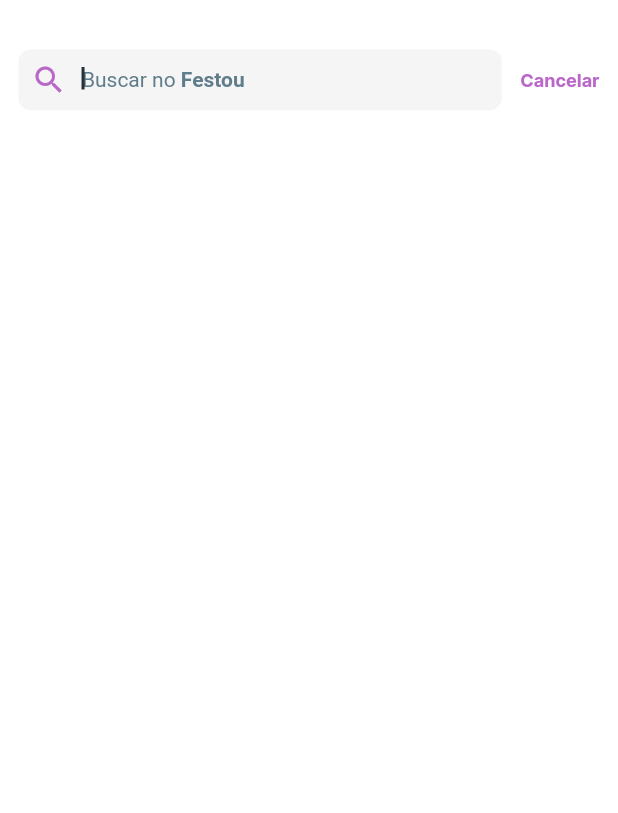
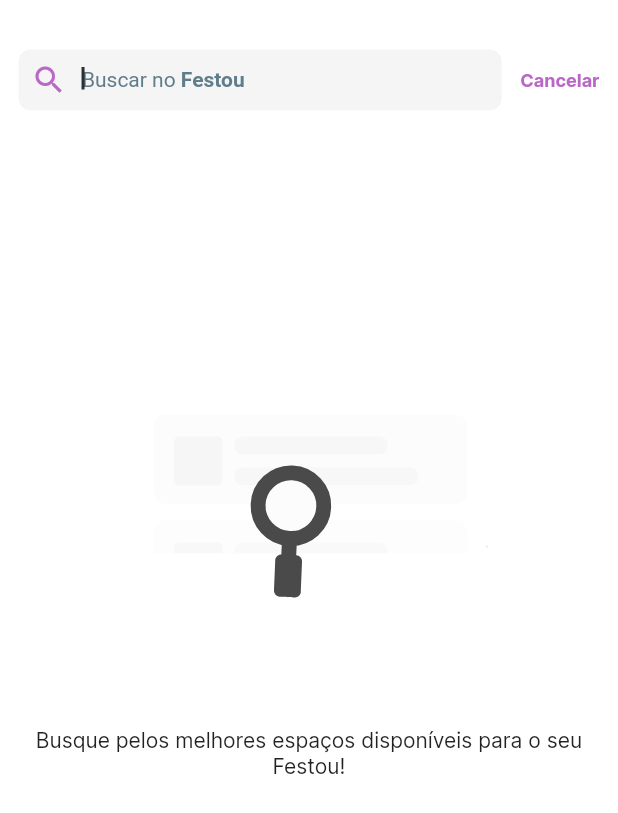
Before and after one commit to rodrigoaugusto99/git_flutter_festou, a Flutter app: the SearchPage screen opened by its route, on a phone screen of 412 x 824 dp. Shown: the top 813 px of the screen. Run offline on Flutter 3.47's test engine with Material 2 defaults, Android fonts, the phone set to English and light mode, and no system bars; our stand-ins replace animate_do, cloud_firestore, firebase_auth, firebase_core, flutter_riverpod, geocoding and 5 more; missing offline and left inert: search_cep, validatorless; accounts and stored records are empty; generated files the repository leaves out were written again.

Commit message:
FESTOU-82 - Adicionando animação e ajustando com a abertura do teclado

```diff
--- a/lib/src/features/search/search_page.dart
+++ b/lib/src/features/search/search_page.dart
@@ -1,6 +1,7 @@
 import 'package:animate_do/animate_do.dart';
 import 'package:flutter/material.dart';
 import '../bottomNavBar/bottomNavBarPage.dart';
+import 'package:lottie/lottie.dart';
 
 class SearchPage extends StatefulWidget {
   const SearchPage({super.key});
@@ -37,7 +38,9 @@ class _SearchPageState extends State<SearchPage> {
       backgroundColor: Colors.white,
       body: Padding(
         padding: EdgeInsets.only(top: y * 0.04),
-        child: FadeInUp(
+        child: Column(
+          children: [
+            FadeInUp(
               duration: const Duration(milliseconds: 400),
               from: y * 0.3,
               child: Row(
@@ -49,6 +52,25 @@ class _SearchPageState extends State<SearchPage> {
                   ),
                 ],
               ),
+            ),
+            Expanded(
+              child: Center(
+                child: Column(mainAxisAlignment: MainAxisAlignment.center, children: [
+                  const Spacer(flex: 5),
+                  Lottie.asset(
+                    'lib/assets/animations/searchAnimation.json',
+                    height: y * 0.3,
+                  ),
+                  const Spacer(flex: 2),
+                  const Text(
+                    'Busque pelos melhores espaços disponíveis para o seu Festou!',
+                    textAlign: TextAlign.center,
+                  ),
+                  const Spacer(flex: 13),
+                ]),
+              ),
+            ),
+          ],
         ),
       ),
     );
@@ -76,10 +98,7 @@ class _SearchPageState extends State<SearchPage> {
                             style: TextStyle(color: Colors.blueGrey[500]),
                             children: const <TextSpan>[
                               TextSpan(text: 'Buscar no '),
-                              TextSpan(
-                                  text: 'Festou',
-                                  style:
-                                      TextStyle(fontWeight: FontWeight.bold)),
+                              TextSpan(text: 'Festou', style: TextStyle(fontWeight: FontWeight.bold)),
                             ],
                           ),
                         )
@@ -97,11 +116,9 @@ class _SearchPageState extends State<SearchPage> {
                             hintStyle: TextStyle(color: Colors.transparent),
                             border: InputBorder.none,
                             isDense: true,
-                            contentPadding: EdgeInsets.symmetric(
-                                vertical: 0, horizontal: 0),
+                            contentPadding: EdgeInsets.symmetric(vertical: 0, horizontal: 0),
                           ),
-                          style: TextStyle(
-                              color: Colors.blueGrey[900], fontSize: 12),
+                          style: TextStyle(color: Colors.blueGrey[900], fontSize: 12),
                           cursorColor: Colors.blueGrey[900],
                         ),
                       ),
--- a/pubspec.yaml
+++ b/pubspec.yaml
@@ -55,6 +55,7 @@ dependencies:
   cloud_firestore: ^4.9.3
   uuid: ^3.0.7
   animate_do: ^3.1.2
+  lottie: ^1.2.0
 
 
 dev_dependencies:
@@ -82,6 +83,7 @@ flutter:
   # To add assets to your application, add an assets section, like this:
   assets:
     - lib/assets/images/
+    - lib/assets/animations/
   #   - images/a_dot_ham.jpeg
 
   # An image asset can refer to one or more resolution-specific "variants", see
```
Also changed, not shown: lib/assets/animations/searchAnimation.json (added, +1 -0 lines). Lines whose indentation alone changed are shown as unchanged.
